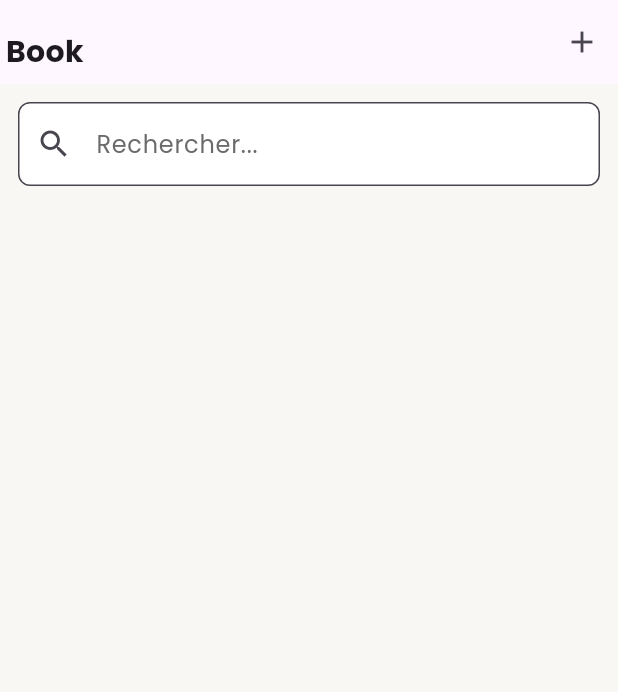
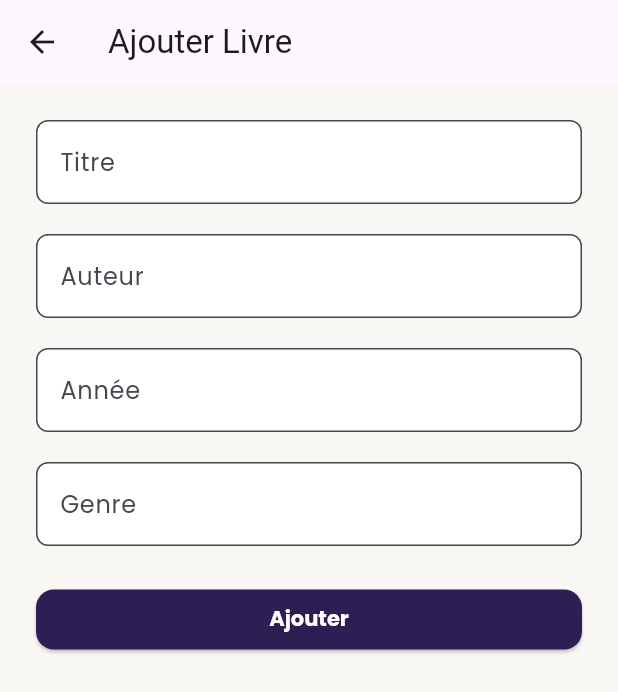
Before and after one commit to El-Dev19/Biblio-Smart, a Flutter app: the BooksListScreen screen opened directly, after a tap on the "add" icon, on a phone screen of 412 x 824 dp. Shown: the top 692 px of the screen. Run offline on Flutter 3.47's test engine with Material 3 defaults, Android fonts, the phone set to English and light mode, and no system bars; our stand-ins replace firebase_auth, firebase_core, floor, google_fonts, sqflite; accounts and stored records are empty; generated files the repository leaves out were written again.

Commit message:
Mise à jour du projet : ajout des écrans BookDetail et Add/Edit

```diff
--- /dev/null
+++ b/lib/screens/add_editbook_screen.dart
@@ -0,0 +1,109 @@
+import 'package:flutter/material.dart';
+import 'package:provider/provider.dart';
+import '../models/book.dart';
+import '../providers/book_provider.dart';
+
+class AddEditBookScreen extends StatefulWidget {
+  final Book? book;
+
+  const AddEditBookScreen({super.key, this.book});
+
+  @override
+  State<AddEditBookScreen> createState() => _AddEditBookScreenState();
+}
+
+class _AddEditBookScreenState extends State<AddEditBookScreen> {
+  final _formKey = GlobalKey<FormState>();
+
+  late TextEditingController _titleController;
+  late TextEditingController _auteurController;
+  late TextEditingController _anneeController;
+  late TextEditingController _genreController;
+
+  @override
+  void initState() {
+    super.initState();
+    _titleController = TextEditingController(text: widget.book?.title ?? '');
+    _auteurController = TextEditingController(text: widget.book?.auteur ?? '');
+    _anneeController = TextEditingController(
+      text: widget.book?.anPublication.toString() ?? '',
+    );
+    _genreController = TextEditingController(text: widget.book?.genre ?? '');
+  }
+
+  @override
+  void dispose() {
+    _titleController.dispose();
+    _auteurController.dispose();
+    _anneeController.dispose();
+    _genreController.dispose();
+    super.dispose();
+  }
+
+  @override
+  Widget build(BuildContext context) {
+    final bookProvider = Provider.of<BookProvider>(context);
+
+    return Scaffold(
+      appBar: AppBar(
+        title: Text(widget.book == null ? 'Ajouter Livre' : 'Modifier Livre'),
+      ),
+      body: Padding(
+        padding: const EdgeInsets.all(24),
+        child: Form(
+          key: _formKey,
+          child: ListView(
+            children: [
+              TextFormField(
+                controller: _titleController,
+                decoration: const InputDecoration(labelText: 'Titre'),
+                validator: (v) => v!.isEmpty ? 'Entrez un titre' : null,
+              ),
+              SizedBox(height: 20),
+              TextFormField(
+                controller: _auteurController,
+                decoration: const InputDecoration(labelText: 'Auteur'),
+                validator: (v) => v!.isEmpty ? 'Entrez un auteur' : null,
+              ),
+              SizedBox(height: 20),
+              TextFormField(
+                controller: _anneeController,
+                decoration: const InputDecoration(labelText: 'Année'),
+                keyboardType: TextInputType.number,
+                validator: (v) => v!.isEmpty ? 'Entrez une année' : null,
+              ),
+              SizedBox(height: 20),
+              TextFormField(
+                controller: _genreController,
+                decoration: const InputDecoration(labelText: 'Genre'),
+                validator: (v) => v!.isEmpty ? 'Entrez un genre' : null,
+              ),
+              const SizedBox(height: 25),
+              ElevatedButton(
+                onPressed: () async {
+                  if (_formKey.currentState!.validate()) {
+                    final newBook = Book(
+                      id: widget.book?.id,
+                      title: _titleController.text.trim(),
+                      auteur: _auteurController.text.trim(),
+                      anPublication: int.parse(_anneeController.text.trim()),
+                      genre: _genreController.text.trim(),
+                    );
+
+                    if (widget.book == null) {
+                      await bookProvider.addBook(newBook);
+                    } else {
+                      await bookProvider.updateBook(newBook);
+                    }
+                    Navigator.pop(context);
+                  }
+                },
+                child: Text(widget.book == null ? 'Ajouter' : 'Mettre à jour'),
+              ),
+            ],
+          ),
+        ),
+      ),
+    );
+  }
+}
--- a/lib/widgets/custom_button.dart
+++ b/lib/widgets/custom_button.dart
@@ -8,7 +8,7 @@ class CustomButton extends StatelessWidget {
   const CustomButton({
     super.key,
     required this.label,
-    required this.onPressed,
+    required this.onPressed, required Text child,
   });
 
   @override
```
Also changed, not shown: lib/screens/book_detail_screen.dart (added, +116 -0 lines), lib/screens/books_list_screen.dart (+21 -12 lines), lib/screens/sign_in_screen.dart (+4 -5 lines), lib/screens/sign_up_screen.dart (+35 -25 lines).
